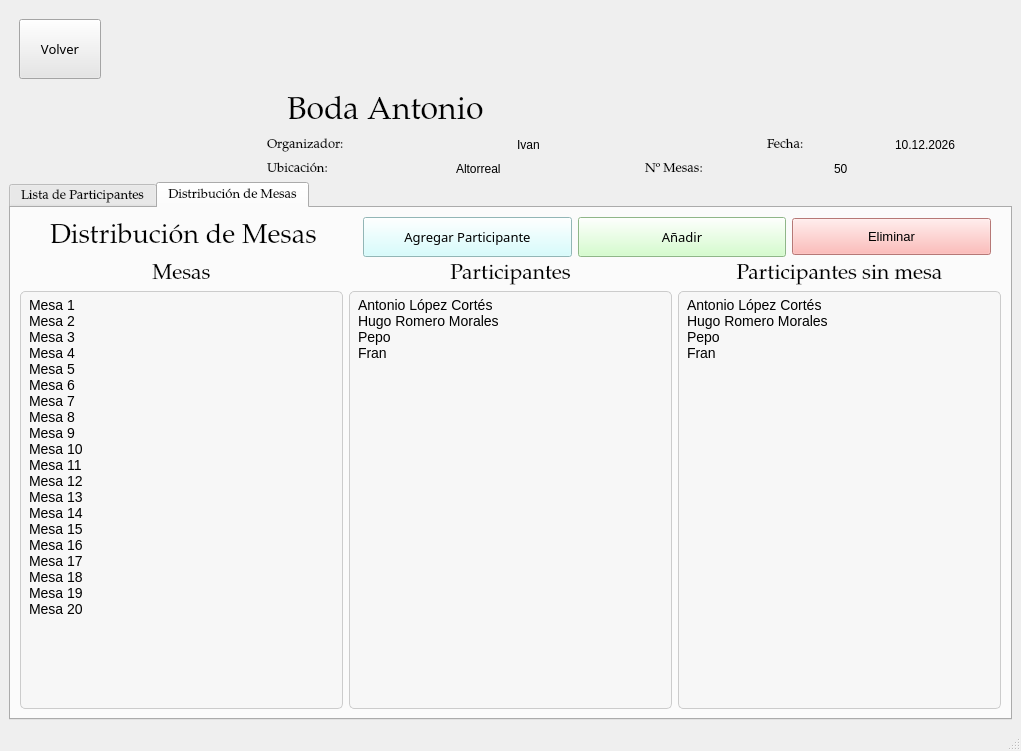
The window that src/ui/GestionDeEventos.ui (IvanJesusCorbalanPascual/Gestor-de-Eventos) describes before a commit, drawn with Qt 5.
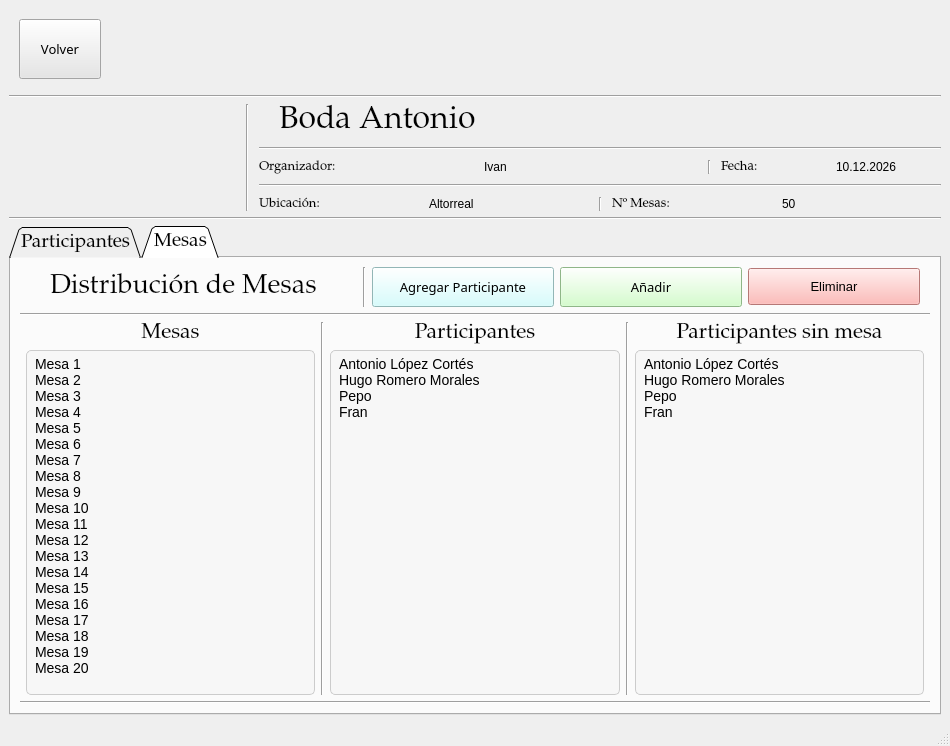
The same window after the commit. The open tabs and pages were chosen to show the change. Icons and pictures are not drawn.

```diff
--- a/src/ui/GestionDeEventos.ui
+++ b/src/ui/GestionDeEventos.ui
@@ -6,17 +6,17 @@
    <rect>
     <x>0</x>
     <y>0</y>
-    <width>1021</width>
-    <height>751</height>
+    <width>950</width>
+    <height>746</height>
    </rect>
   </property>
   <property name="windowTitle">
    <string>MainWindow</string>
   </property>
   <widget class="QWidget" name="centralwidget">
-   <layout class="QVBoxLayout" name="verticalLayout_2" stretch="1,7">
+   <layout class="QVBoxLayout" name="verticalLayout_2" stretch="1,0,7">
     <item>
-     <layout class="QVBoxLayout" name="verticalLayout_5" stretch="0,0">
+     <layout class="QVBoxLayout" name="verticalLayout_5" stretch="0,0,0">
       <item>
        <layout class="QHBoxLayout" name="horizontalLayout_6">
         <property name="spacing">
@@ -35,7 +35,7 @@
          <widget class="QPushButton" name="btnVolver">
           <property name="font">
            <font>
-            <family>Noto Serif Armenian</family>
+            <family>Alef</family>
             <pointsize>10</pointsize>
             <italic>false</italic>
            </font>
@@ -70,7 +70,14 @@
        </layout>
       </item>
       <item>
-       <layout class="QHBoxLayout" name="horizontalLayout_5" stretch="1,3">
+       <widget class="Line" name="line_7">
+        <property name="orientation">
+         <enum>Qt::Horizontal</enum>
+        </property>
+       </widget>
+      </item>
+      <item>
+       <layout class="QHBoxLayout" name="horizontalLayout_5" stretch="1,0,3">
         <property name="spacing">
          <number>10</number>
         </property>
@@ -126,7 +133,14 @@
          </widget>
         </item>
         <item>
-         <layout class="QVBoxLayout" name="verticalLayout_3" stretch="3,1,1">
+         <widget class="Line" name="line_6">
+          <property name="orientation">
+           <enum>Qt::Vertical</enum>
+          </property>
+         </widget>
+        </item>
+        <item>
+         <layout class="QVBoxLayout" name="verticalLayout_3" stretch="3,0,1,0,1">
           <item>
            <layout class="QHBoxLayout" name="horizontalLayout_7">
             <item>
@@ -164,7 +178,14 @@
            </layout>
           </item>
           <item>
-           <layout class="QHBoxLayout" name="horizontalLayout_4" stretch="2,1">
+           <widget class="Line" name="line">
+            <property name="orientation">
+             <enum>Qt::Horizontal</enum>
+            </property>
+           </widget>
+          </item>
+          <item>
+           <layout class="QHBoxLayout" name="horizontalLayout_4" stretch="2,0,1">
             <item>
              <layout class="QHBoxLayout" name="horizontalLayout_9" stretch="0,0">
               <item>
@@ -189,6 +210,13 @@
               </item>
              </layout>
             </item>
+            <item>
+             <widget class="Line" name="line_2">
+              <property name="orientation">
+               <enum>Qt::Vertical</enum>
+              </property>
+             </widget>
+            </item>
             <item>
              <layout class="QHBoxLayout" name="horizontalLayout_10">
               <item>
@@ -215,10 +243,17 @@
             </item>
            </layout>
           </item>
+          <item>
+           <widget class="Line" name="line_3">
+            <property name="orientation">
+             <enum>Qt::Horizontal</enum>
+            </property>
+           </widget>
+          </item>
           <item>
            <layout class="QVBoxLayout" name="verticalLayout_6">
             <item>
-             <layout class="QHBoxLayout" name="horizontalLayout_8" stretch="0,0">
+             <layout class="QHBoxLayout" name="horizontalLayout_8" stretch="0,0,0">
               <item>
                <layout class="QHBoxLayout" name="horizontalLayout_11">
                 <item>
@@ -243,6 +278,13 @@
                 </item>
                </layout>
               </item>
+              <item>
+               <widget class="Line" name="line_4">
+                <property name="orientation">
+                 <enum>Qt::Vertical</enum>
+                </property>
+               </widget>
+              </item>
               <item>
                <layout class="QHBoxLayout" name="horizontalLayout_12">
                 <item>
@@ -277,12 +319,19 @@
       </item>
      </layout>
     </item>
+    <item>
+     <widget class="Line" name="line_5">
+      <property name="orientation">
+       <enum>Qt::Horizontal</enum>
+      </property>
+     </widget>
+    </item>
     <item>
      <widget class="QTabWidget" name="tabWidget">
       <property name="font">
        <font>
         <family>Palatino Linotype</family>
-        <pointsize>10</pointsize>
+        <pointsize>14</pointsize>
        </font>
       </property>
       <property name="cursor">
@@ -291,12 +340,40 @@
       <property name="styleSheet">
        <string notr="true"/>
       </property>
+      <property name="tabPosition">
+       <enum>QTabWidget::North</enum>
+      </property>
+      <property name="tabShape">
+       <enum>QTabWidget::Triangular</enum>
+      </property>
       <property name="currentIndex">
-       <number>1</number>
+       <number>0</number>
+      </property>
+      <property name="iconSize">
+       <size>
+        <width>32</width>
+        <height>32</height>
+       </size>
+      </property>
+      <property name="documentMode">
+       <bool>false</bool>
+      </property>
+      <property name="tabsClosable">
+       <bool>false</bool>
+      </property>
+      <property name="movable">
+       <bool>true</bool>
+      </property>
+      <property name="tabBarAutoHide">
+       <bool>false</bool>
       </property>
       <widget class="QWidget" name="tabListaDeParticipantes">
+       <attribute name="icon">
+        <iconset resource="../Imagenes/imagenes.qrc">
+         <normaloff>:/icons/logoGT.png</normaloff>:/icons/logoGT.png</iconset>
+       </attribute>
        <attribute name="title">
-        <string>Lista de Participantes</string>
+        <string>Participantes</string>
        </attribute>
        <layout class="QVBoxLayout" name="verticalLayout_8">
         <item>
@@ -337,11 +414,18 @@
                 </property>
                </spacer>
               </item>
+              <item>
+               <widget class="Line" name="line_16">
+                <property name="orientation">
+                 <enum>Qt::Vertical</enum>
+                </property>
+               </widget>
+              </item>
               <item>
                <widget class="QPushButton" name="btnAsignacionAutomatica">
                 <property name="font">
                  <font>
-                  <family>Noto Serif Armenian</family>
+                  <family>Alef</family>
                   <pointsize>10</pointsize>
                   <italic>false</italic>
                  </font>
@@ -364,7 +448,7 @@
                <widget class="QPushButton" name="btnActualizarParticipante">
                 <property name="font">
                  <font>
-                  <family>Noto Serif Armenian</family>
+                  <family>Alef</family>
                   <pointsize>10</pointsize>
                   <italic>false</italic>
                  </font>
@@ -387,7 +471,7 @@
                <widget class="QPushButton" name="btnAnyadirParticipante">
                 <property name="font">
                  <font>
-                  <family>Noto Serif Armenian</family>
+                  <family>Alef</family>
                   <pointsize>10</pointsize>
                   <italic>false</italic>
                  </font>
@@ -410,7 +494,7 @@
                <widget class="QPushButton" name="btnEliminarParticipante">
                 <property name="font">
                  <font>
-                  <family>Noto Serif Armenian</family>
+                  <family>Alef</family>
                   <pointsize>10</pointsize>
                   <italic>false</italic>
                  </font>
@@ -433,6 +517,13 @@
               </item>
              </layout>
             </item>
+            <item>
+             <widget class="Line" name="line_15">
+              <property name="orientation">
+               <enum>Qt::Horizontal</enum>
+              </property>
+             </widget>
+            </item>
             <item>
              <widget class="QTableWidget" name="tablaParticipantes">
               <property name="font">
@@ -500,8 +591,12 @@
        </layout>
       </widget>
       <widget class="QWidget" name="tabDistribucionDeMesas">
+       <attribute name="icon">
+        <iconset resource="../Imagenes/imagenes.qrc">
+         <normaloff>:/images/boda.jpg</normaloff>:/images/boda.jpg</iconset>
+       </attribute>
        <attribute name="title">
-        <string>Distribución de Mesas</string>
+        <string>Mesas</string>
        </attribute>
        <layout class="QVBoxLayout" name="verticalLayout_11">
         <item>
@@ -538,6 +633,13 @@
             </property>
            </spacer>
           </item>
+          <item>
+           <widget class="Line" name="line_14">
+            <property name="orientation">
+             <enum>Qt::Vertical</enum>
+            </property>
+           </widget>
+          </item>
           <item>
            <widget class="QPushButton" name="btnAgregarParticipante">
             <property name="font">
@@ -601,8 +703,22 @@
           </item>
          </layout>
         </item>
+        <item>
+         <widget class="Line" name="line_8">
+          <property name="orientation">
+           <enum>Qt::Horizontal</enum>
+          </property>
+         </widget>
+        </item>
         <item>
          <layout class="QHBoxLayout" name="horizontalLayout_2">
+          <item>
+           <widget class="Line" name="line_11">
+            <property name="orientation">
+             <enum>Qt::Horizontal</enum>
+            </property>
+           </widget>
+          </item>
           <item>
            <layout class="QVBoxLayout" name="VerticalLayoutMesas">
             <item>
@@ -773,6 +889,13 @@
             </item>
            </layout>
           </item>
+          <item>
+           <widget class="Line" name="line_9">
+            <property name="orientation">
+             <enum>Qt::Vertical</enum>
+            </property>
+           </widget>
+          </item>
           <item>
            <layout class="QVBoxLayout" name="VerticalLayoutParticipantes">
             <item>
@@ -851,6 +974,13 @@
             </item>
            </layout>
           </item>
+          <item>
+           <widget class="Line" name="line_10">
+            <property name="orientation">
+             <enum>Qt::Vertical</enum>
+            </property>
+           </widget>
+          </item>
           <item>
            <layout class="QVBoxLayout" name="VerticalLayoutParticipantesSinMesa">
             <item>
@@ -928,8 +1058,22 @@
             </item>
            </layout>
           </item>
+          <item>
+           <widget class="Line" name="line_12">
+            <property name="orientation">
+             <enum>Qt::Horizontal</enum>
+            </property>
+           </widget>
+          </item>
          </layout>
         </item>
+        <item>
+         <widget class="Line" name="line_13">
+          <property name="orientation">
+           <enum>Qt::Horizontal</enum>
+          </property>
+         </widget>
+        </item>
        </layout>
       </widget>
      </widget>
```
